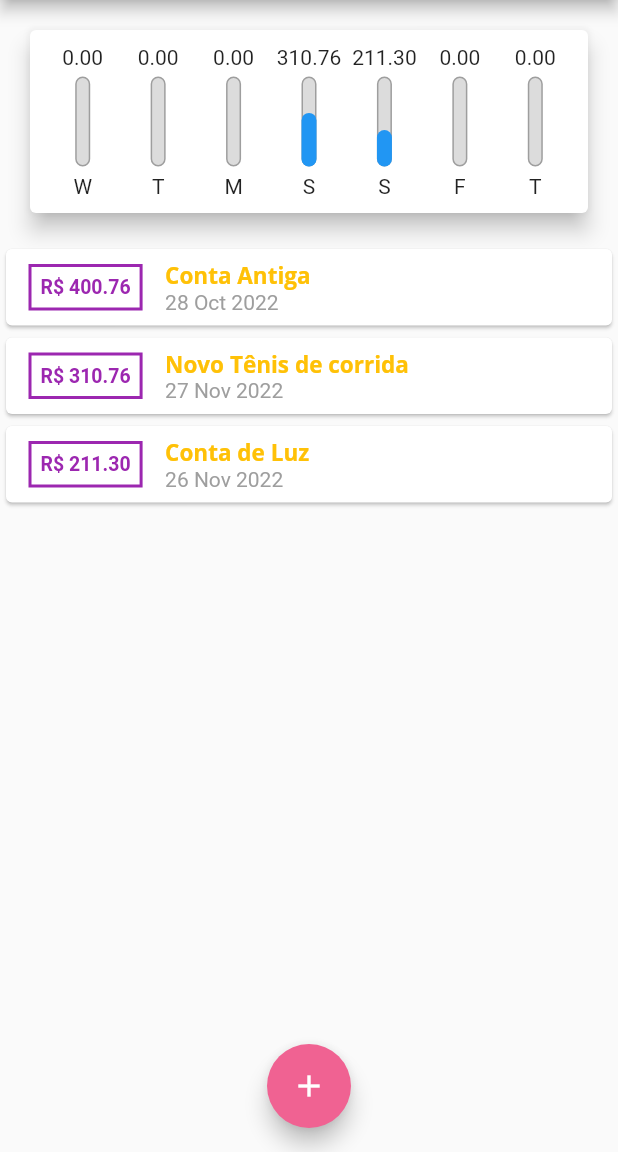
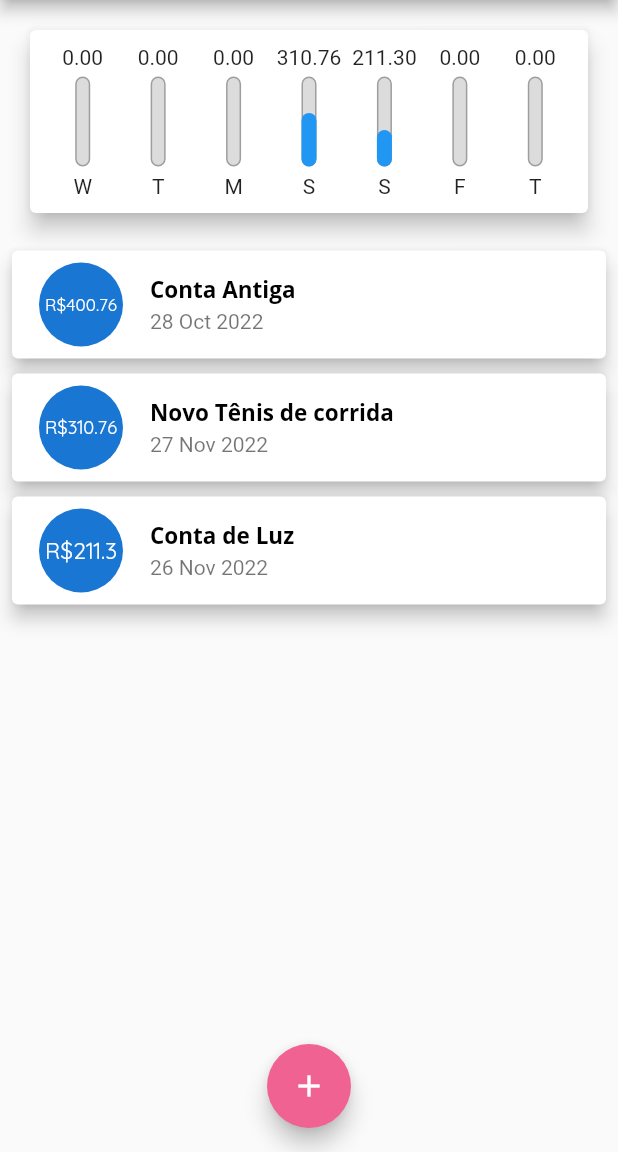
Before and after one commit to andrey-araujo/expenses, a Flutter app: the screen it shows after launch, on a phone screen of 412 x 824 dp, the part 84-1236 px from its top. Run offline on Flutter 3.47's test engine with Material 2 defaults, Android fonts, the phone set to English and light mode, and no system bars.

Commit message:
#aula128: refactoring transaction list

```diff
--- a/lib/components/transaction_list.dart
+++ b/lib/components/transaction_list.dart
@@ -40,52 +40,77 @@ class TransactionList extends StatelessWidget {
               itemBuilder: (ctx, index) {
                 final tr = transactions[index];
                 return Card(
-                  child: Row(
-                    children: [
-                      Container(
+                  elevation: 5,
                   margin: const EdgeInsets.symmetric(
-                          horizontal: 15,
-                          vertical: 10,
+                    vertical: 5,
+                    horizontal: 8,
                   ),
-                        decoration: BoxDecoration(
-                          border: Border.all(
-                            color: Theme.of(context).colorScheme.primary,
-                            width: 2,
-                          ),
-                        ),
-                        padding: const EdgeInsets.all(6),
-                        child: Text(
-                          'R\$ ${tr.value.toStringAsFixed(2)}',
-                          style: TextStyle(
-                            fontWeight: FontWeight.bold,
-                            fontSize: 13,
-                            color: Theme.of(context).colorScheme.primary,
+                  child: ListTile(
+                    leading: CircleAvatar(
+                      radius: 30,
+                      child: Padding(
+                        padding: const EdgeInsets.all(6.0),
+                        child: FittedBox(
+                          child: Text('R\$${tr.value}'),
                         ),
                       ),
                     ),
-                      Column(
-                        // mainAxisAlignment: MainAxisAlignment.start,
-                        crossAxisAlignment: CrossAxisAlignment.start,
-                        children: [
-                          Text(
+                    title: Text(
                       tr.title,
                       style: Theme.of(context).textTheme.headline6,
-                            // style: const TextStyle(
-                            //   fontWeight: FontWeight.bold,
-                            //   fontSize: 16,
-                            // ),
                     ),
-                          Text(
+                    subtitle: Text(
                       DateFormat('d MMM y').format(tr.date),
-                            style: const TextStyle(
-                              color: Colors.grey,
                     ),
                   ),
-                        ],
-                      ),
-                    ],
-                  ),
                 );
+                // return Card(
+                //   child: Row(
+                //     children: [
+                //       Container(
+                //         margin: const EdgeInsets.symmetric(
+                //           horizontal: 15,
+                //           vertical: 10,
+                //         ),
+                //         decoration: BoxDecoration(
+                //           border: Border.all(
+                //             color: Theme.of(context).colorScheme.primary,
+                //             width: 2,
+                //           ),
+                //         ),
+                //         padding: const EdgeInsets.all(6),
+                //         child: Text(
+                //           'R\$ ${tr.value.toStringAsFixed(2)}',
+                //           style: TextStyle(
+                //             fontWeight: FontWeight.bold,
+                //             fontSize: 13,
+                //             color: Theme.of(context).colorScheme.primary,
+                //           ),
+                //         ),
+                //       ),
+                //       Column(
+                //         // mainAxisAlignment: MainAxisAlignment.start,
+                //         crossAxisAlignment: CrossAxisAlignment.start,
+                //         children: [
+                //           Text(
+                //             tr.title,
+                //             style: Theme.of(context).textTheme.headline6,
+                //             // style: const TextStyle(
+                //             //   fontWeight: FontWeight.bold,
+                //             //   fontSize: 16,
+                //             // ),
+                //           ),
+                //           Text(
+                //             DateFormat('d MMM y').format(tr.date),
+                //             style: const TextStyle(
+                //               color: Colors.grey,
+                //             ),
+                //           ),
+                //         ],
+                //       ),
+                //     ],
+                //   ),
+                // );
               },
             ),
     );
--- a/lib/main.dart
+++ b/lib/main.dart
@@ -31,7 +31,7 @@ class ExpensesApp extends StatelessWidget {
                 fontFamily: 'OpenSans',
                 fontSize: 15,
                 fontWeight: FontWeight.bold,
-                color: Colors.amber,
+                color: Colors.black,
               ),
             ),
       ),
```
Lines whose indentation alone changed are shown as unchanged.
